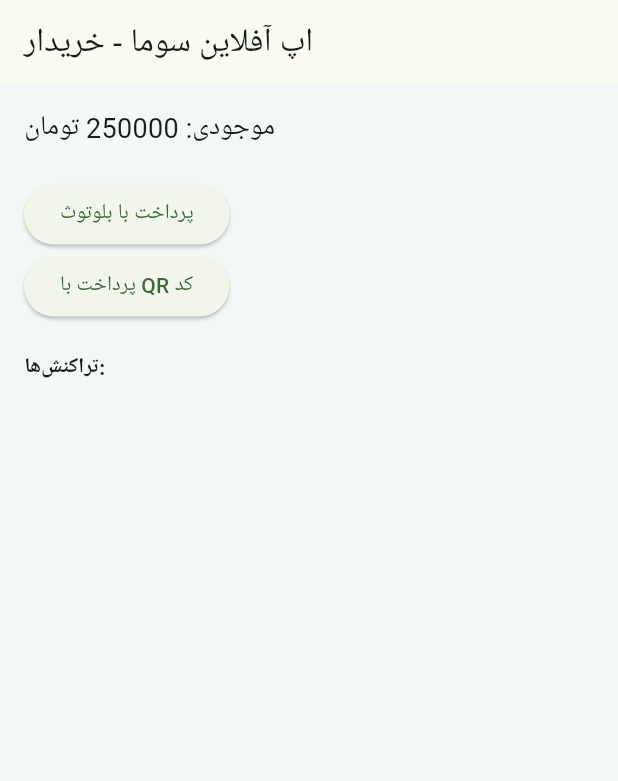
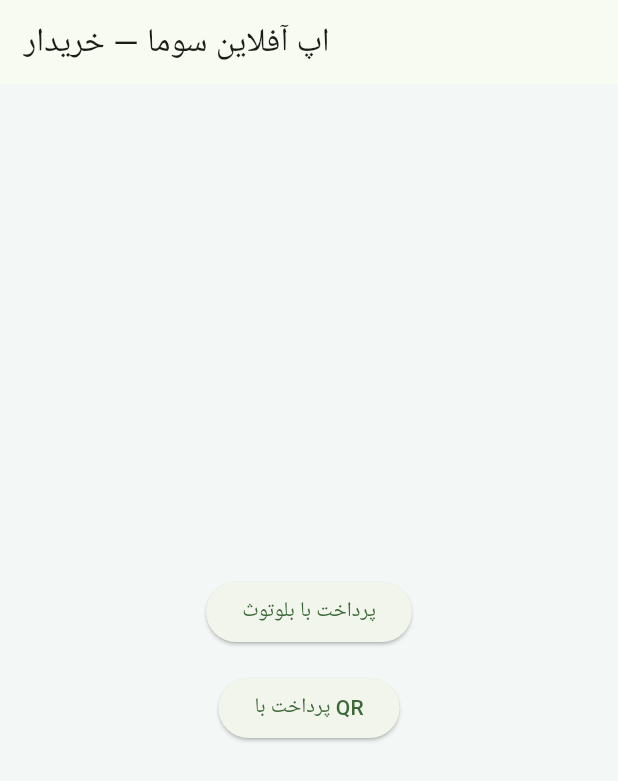
Before and after one commit to foadkaksamandi-blip/Soma_demo_app_foad, a Flutter app: the HomeScreen screen opened directly, on a phone screen of 412 x 824 dp. Shown: the top 781 px of the screen. Run offline on Flutter 3.47's test engine with Material 3 defaults, Android fonts, the phone set to English and light mode, and no system bars; our stand-ins replace flutter_bluetooth_serial, qr_flutter, shared_preferences; missing offline and left inert: qr_code_scanner; accounts and stored records are empty.

Commit message:
Update home_screen.dart

```diff
--- a/Soma_demo_app_foad/buyer-app/lib/screens/home_screen.dart
+++ b/Soma_demo_app_foad/buyer-app/lib/screens/home_screen.dart
@@ -1,69 +1,32 @@
+// File: buyer-app/lib/screens/home_screen.dart
 import 'package:flutter/material.dart';
-import 'package:intl/intl.dart';
-import 'bluetooth_screen.dart';
-import 'qr_screen.dart';
+import 'bluetooth_pay_screen.dart';
+import 'scan_qr_screen.dart';
 
-class HomeScreen extends StatefulWidget {
+class HomeScreen extends StatelessWidget {
   const HomeScreen({super.key});
-
-  @override
-  State<HomeScreen> createState() => _HomeScreenState();
-}
-
-class _HomeScreenState extends State<HomeScreen> {
-  double balance = 250000;
-  List<String> transactions = [];
-
-  void addTransaction(String type, double amount) {
-    final now = DateTime.now();
-    final time = DateFormat('HH:mm:ss').format(now);
-    final date = DateFormat('yyyy-MM-dd').format(now);
-    setState(() {
-      balance -= amount;
-      transactions.add('$type - مبلغ: $amount - $date $time');
-    });
-  }
 
   @override
   Widget build(BuildContext context) {
     return Scaffold(
-      appBar: AppBar(title: const Text('اپ آفلاین سوما - خریدار')),
-      body: Padding(
-        padding: const EdgeInsets.all(16),
+      appBar: AppBar(title: const Text('اپ آفلاین سوما — خریدار')),
+      body: Center(
         child: Column(
-          crossAxisAlignment: CrossAxisAlignment.start,
+          mainAxisAlignment: MainAxisAlignment.center,
           children: [
-            Text('موجودی: ${balance.toStringAsFixed(0)} تومان',
-                style: const TextStyle(fontSize: 18)),
-            const SizedBox(height: 20),
             ElevatedButton(
-              onPressed: () {
-                Navigator.push(
-                  context,
-                  MaterialPageRoute(
-                      builder: (context) => const BluetoothScreen()),
-                );
-              },
               child: const Text('پرداخت با بلوتوث'),
+              onPressed: () => Navigator.push(
+                context,
+                MaterialPageRoute(builder: (_) => const BluetoothPayScreen()),
+              ),
             ),
+            const SizedBox(height: 16),
             ElevatedButton(
-              onPressed: () {
-                Navigator.push(
-                  context,
-                  MaterialPageRoute(builder: (context) => const QRScreen()),
-                );
-              },
-              child: const Text('پرداخت با QR کد'),
-            ),
-            const SizedBox(height: 20),
-            const Text('تراکنش‌ها:',
-                style: TextStyle(fontWeight: FontWeight.bold)),
-            Expanded(
-              child: ListView.builder(
-                itemCount: transactions.length,
-                itemBuilder: (context, index) {
-                  return ListTile(title: Text(transactions[index]));
-                },
+              child: const Text('پرداخت با QR'),
+              onPressed: () => Navigator.push(
+                context,
+                MaterialPageRoute(builder: (_) => const ScanQrScreen()),
               ),
             ),
           ],
```
